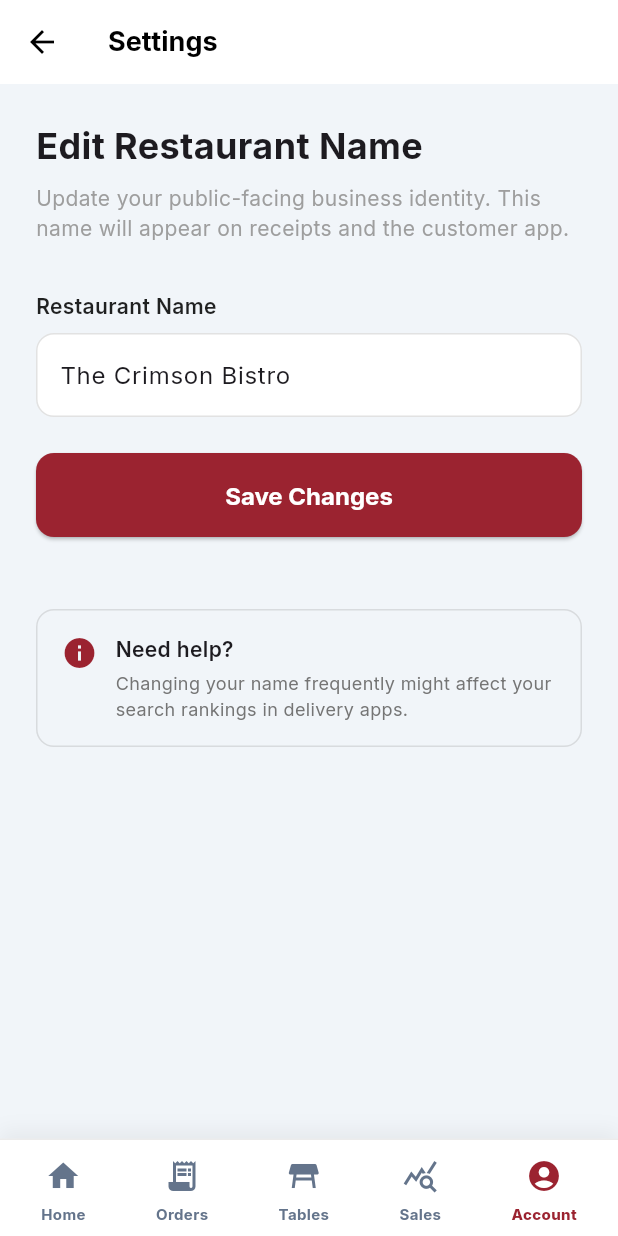
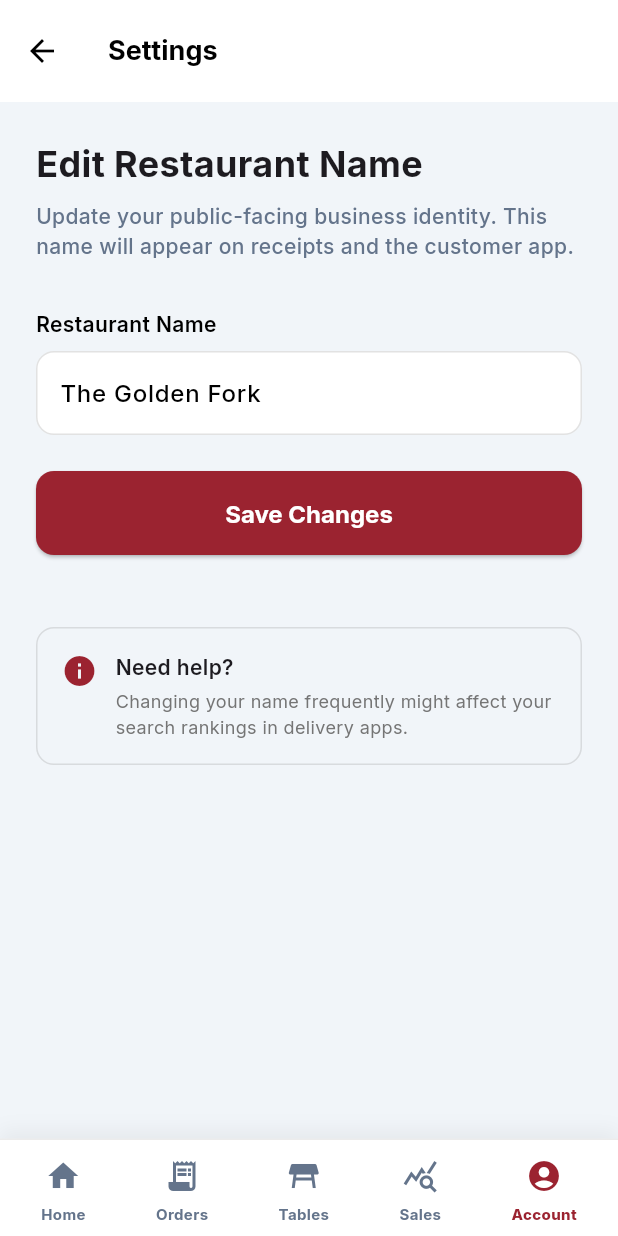
Before and after one commit to boumnijel-rayen/Qrdeer_Mobile, a Flutter app: the EditRestaurantScreen screen opened by its route, on a phone screen of 412 x 824 dp. Run offline on Flutter 3.47's test engine with Material 3 defaults, Android fonts, the phone set to English and light mode, and no system bars; our stand-ins replace go_router, google_fonts; network calls fail.

Commit message:
edit_restaurant_screen first design version

```diff
--- a/lib/screens/account/edit_restaurant_screen.dart
+++ b/lib/screens/account/edit_restaurant_screen.dart
@@ -18,7 +18,8 @@ class EditRestaurantScreen extends StatelessWidget {
             }
           },
         ),
-        title: const Text('Settings'),
+        toolbarHeight: 68,
+        title: Text('Settings', style: GoogleFonts.inter(fontSize: 18, fontWeight: FontWeight.bold, color: Colors.black)),
       ),
       body: Column(
         children: [
@@ -32,17 +33,18 @@ class EditRestaurantScreen extends StatelessWidget {
                   const SizedBox(height: 8),
                   Text(
                     'Update your public-facing business identity. This name will appear on receipts and the customer app.',
-                    style: GoogleFonts.inter(fontSize: 14, color: Colors.grey),
+                    style: GoogleFonts.inter(fontSize: 14, color: AppTheme.secondColorLight, fontWeight: FontWeight.w500),
                   ),
                   const SizedBox(height: 32),
 
                   // Form Section
-                  Text('Restaurant Name', style: GoogleFonts.inter(fontSize: 14, fontWeight: FontWeight.w600, color: Colors.black87)),
+                  Text('Restaurant Name', style: GoogleFonts.inter(fontSize: 14, fontWeight: FontWeight.w600, color: Colors.black)),
                   const SizedBox(height: 8),
                   TextFormField(
-                    initialValue: 'The Crimson Bistro',
+                    initialValue: 'The Golden Fork',
                     decoration: InputDecoration(
                       hintText: 'e.g. The Golden Fork',
+                      hintStyle: GoogleFonts.inter(fontSize: 16, color: Colors.grey),
                       filled: true,
                       fillColor: Colors.white,
                       border: OutlineInputBorder(
@@ -58,6 +60,7 @@ class EditRestaurantScreen extends StatelessWidget {
                         borderSide: const BorderSide(color: AppTheme.primaryColor, width: 2),
                       ),
                     ),
+                    style: GoogleFonts.inter(color: Colors.black, fontSize: 16, fontWeight: FontWeight.w500),
                   ),
                   const SizedBox(height: 24),
 
```
